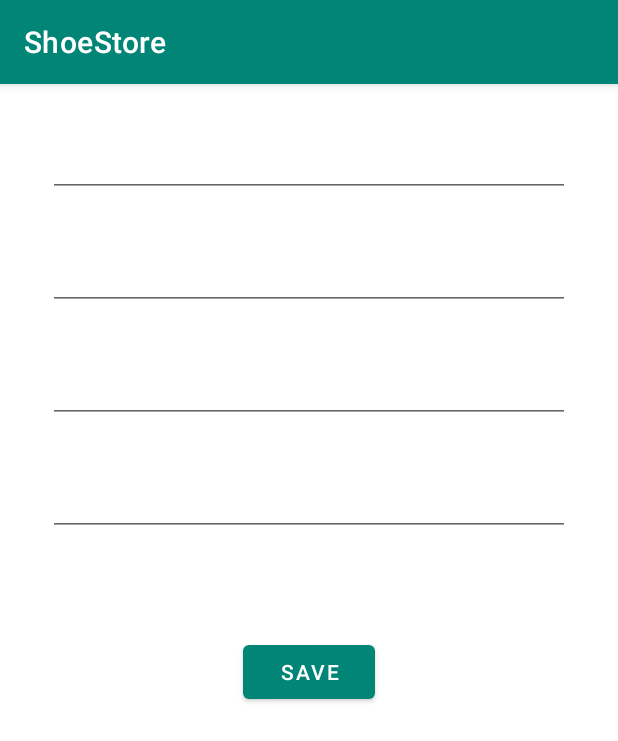
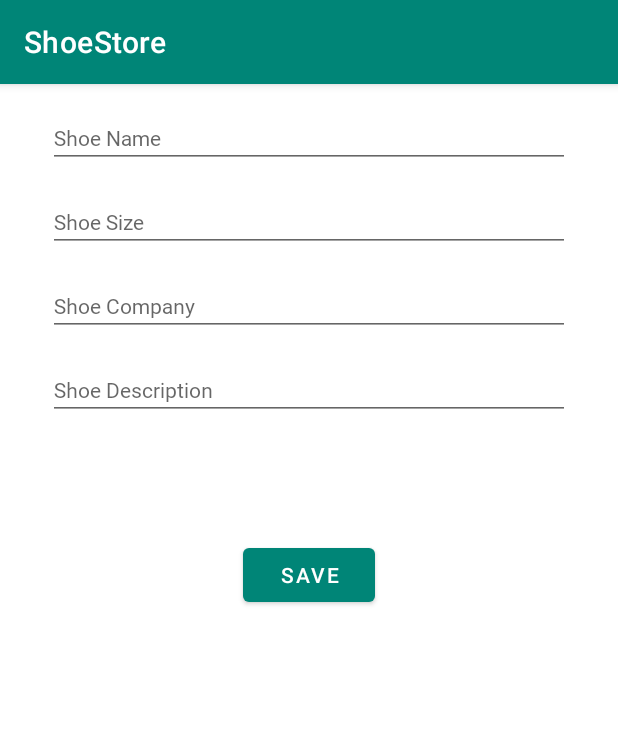
Before and after one commit to YousefMohammed0060/ShoeStore, an Android app: the AddShoeFragment screen opened through its navigation route, after a tap on "SAVE", on a phone screen of 412 x 824 dp. Shown: the top 741 px of the screen. Run offline under Robolectric (Android 15) with nearby library versions, the phone set to English and light mode, and no system bars; our stand-ins replace data binding, navigation-ui; 4 statements that could not run were skipped.

Commit message:
Shoe Store

```diff
--- a/app/src/main/java/com/example/shoestore/AddShoeFragment.kt
+++ b/app/src/main/java/com/example/shoestore/AddShoeFragment.kt
@@ -10,6 +10,7 @@ import android.provider.MediaStore
 import android.view.LayoutInflater
 import android.view.View
 import android.view.ViewGroup
+import android.widget.Toast
 import androidx.databinding.DataBindingUtil
 import androidx.fragment.app.Fragment
 import androidx.lifecycle.ViewModelProvider
@@ -24,6 +25,7 @@ class AddShoeFragment : Fragment() {
     lateinit var binding: FragmentAddShoeBinding
     private lateinit var viewModel: ShoeViewModel
 
+    private var oldItem = false
     override fun onCreateView(
         inflater: LayoutInflater, container: ViewGroup?,
         savedInstanceState: Bundle?
@@ -31,22 +33,32 @@ class AddShoeFragment : Fragment() {
         binding = DataBindingUtil.inflate(inflater, R.layout.fragment_add_shoe, container, false)
         viewModel = ViewModelProvider(requireActivity())[ShoeViewModel::class.java]
 
-        binding.hints = Hints()
+        return binding.root
+    }
+
+    override fun onViewCreated(view: View, savedInstanceState: Bundle?) {
+        super.onViewCreated(view, savedInstanceState)
+
+        binding.shoe = Shoe()
 
         binding.saveBtn.setOnClickListener {
-            var name = binding.shoeNameText.text.toString()
-            var company = binding.shoeCompanyText.text.toString()
-            var description = binding.shoeDescriptionText.text.toString()
-            var size = binding.shoeSizeText.text.toString()
+            var name = binding.shoe?.name  ?: ""
+            var company = binding.shoe?.company ?: ""
+            var description = binding.shoe?.description ?: ""
+            var size = binding.shoe?.size ?: ""
             if (name!="" && size!="" && company!="" && description!="" ){
                 var shoe = Shoe(name, size, company, description)
                 viewModel.addNewShoe(shoe)
                 findNavController().navigate(AddShoeFragmentDirections.actionAddShoeFragment2ToShoeListFragment())
+            }else{
+                Toast.makeText(
+                    context,
+                    "Shoe is Empty",
+                    Toast.LENGTH_LONG
+                )
+                    .show()
             }
         }
-
-
-        return binding.root
     }
 
 
--- a/app/src/main/java/com/example/shoestore/models/Shoe.kt
+++ b/app/src/main/java/com/example/shoestore/models/Shoe.kt
@@ -2,5 +2,5 @@ package com.example.shoestore.models
 
 
 data class Shoe(
-    var name: String, var size: String, var company: String, var description: String) {
+    var name: String = "", var size: String = "", var company: String = "", var description: String = "") {
 }
--- a/app/src/main/res/layout/fragment_add_shoe.xml
+++ b/app/src/main/res/layout/fragment_add_shoe.xml
@@ -4,9 +4,10 @@
     xmlns:app="http://schemas.android.com/apk/res-auto">
 
     <data>
+
         <variable
-            name="Hints"
-            type="com.example.shoestore.models.Hints" />
+            name="Shoe"
+            type="com.example.shoestore.models.Shoe" />
     </data>
 
     <androidx.constraintlayout.widget.ConstraintLayout
@@ -19,49 +20,61 @@
             android:layout_width="match_parent"
             android:layout_height="wrap_content"
             android:layout_marginStart="32dp"
+            android:layout_marginTop="16dp"
             android:layout_marginEnd="32dp"
             android:layout_weight="1"
+            android:text="@={Shoe.name}"
             android:ems="10"
+            android:hint="@string/shoe_name"
             android:inputType="textPersonName"
             app:layout_constraintEnd_toEndOf="parent"
             app:layout_constraintStart_toStartOf="parent"
-            app:layout_constraintTop_toBottomOf="@+id/textView9" />
+            app:layout_constraintTop_toTopOf="parent" />
 
         <EditText
             android:id="@+id/shoeSize_text"
             style="@style/text_style"
             android:layout_width="0dp"
             android:layout_height="wrap_content"
+            android:layout_marginTop="16dp"
             android:layout_weight="1"
+            android:text="@={Shoe.size}"
             android:ems="10"
+            android:hint="@string/shoe_size"
             android:inputType="number"
             app:layout_constraintEnd_toEndOf="@+id/shoeName_text"
             app:layout_constraintStart_toStartOf="@+id/shoeName_text"
-            app:layout_constraintTop_toBottomOf="@+id/textView10" />
+            app:layout_constraintTop_toBottomOf="@+id/shoeName_text" />
 
         <EditText
             android:id="@+id/shoeCompany_text"
             style="@style/text_style"
             android:layout_width="0dp"
             android:layout_height="wrap_content"
+            android:layout_marginTop="16dp"
+            android:text="@={Shoe.company}"
             android:ems="10"
+            android:hint="@string/shoe_company"
             android:inputType="textPersonName"
             app:layout_constraintEnd_toEndOf="@+id/shoeSize_text"
             app:layout_constraintHorizontal_bias="0.0"
             app:layout_constraintStart_toStartOf="@+id/shoeSize_text"
-            app:layout_constraintTop_toBottomOf="@+id/textView11" />
+            app:layout_constraintTop_toBottomOf="@+id/shoeSize_text" />
 
         <EditText
             android:id="@+id/shoeDescription_text"
             style="@style/text_style"
             android:layout_width="0dp"
             android:layout_height="wrap_content"
+            android:layout_marginTop="16dp"
+            android:text="@={Shoe.description}"
             android:ems="10"
+            android:hint="@string/shoe_description"
             android:inputType="textPersonName"
             app:layout_constraintEnd_toEndOf="@+id/shoeCompany_text"
             app:layout_constraintHorizontal_bias="0.0"
             app:layout_constraintStart_toStartOf="@+id/shoeCompany_text"
-            app:layout_constraintTop_toBottomOf="@+id/textView12" />
+            app:layout_constraintTop_toBottomOf="@+id/shoeCompany_text" />
 
         <Button
             android:id="@+id/save_btn"
@@ -74,47 +87,6 @@
             app:layout_constraintTop_toBottomOf="@+id/shoeDescription_text"
             app:layout_constraintVertical_bias="0.16000003" />
 
-        <TextView
-            android:id="@+id/textView9"
-            style="@style/text_style"
-            android:layout_width="wrap_content"
-            android:layout_height="wrap_content"
-            android:layout_marginStart="40dp"
-            android:layout_marginTop="16dp"
-            android:text="@={Hints.name}"
-            app:layout_constraintBottom_toTopOf="@+id/shoeName_text"
-            app:layout_constraintStart_toStartOf="parent"
-            app:layout_constraintTop_toTopOf="parent" />
-
-        <TextView
-            android:id="@+id/textView10"
-            style="@style/text_style"
-            android:layout_width="wrap_content"
-            android:layout_height="wrap_content"
-            android:layout_marginTop="16dp"
-            android:text="@={Hints.size}"
-            app:layout_constraintStart_toStartOf="@+id/textView9"
-            app:layout_constraintTop_toBottomOf="@+id/shoeName_text" />
-
-        <TextView
-            android:id="@+id/textView11"
-            style="@style/text_style"
-            android:layout_width="wrap_content"
-            android:layout_height="wrap_content"
-            android:layout_marginTop="16dp"
-            android:text="@={Hints.company}"
-            app:layout_constraintStart_toStartOf="@+id/textView10"
-            app:layout_constraintTop_toBottomOf="@+id/shoeSize_text" />
-
-        <TextView
-            android:id="@+id/textView12"
-            style="@style/text_style"
-            android:layout_width="wrap_content"
-            android:layout_height="wrap_content"
-            android:layout_marginTop="16dp"
-            android:text="@={Hints.description}"
-            app:layout_constraintStart_toStartOf="@+id/textView11"
-            app:layout_constraintTop_toBottomOf="@+id/shoeCompany_text" />
     </androidx.constraintlayout.widget.ConstraintLayout>
 
 </layout>
```
